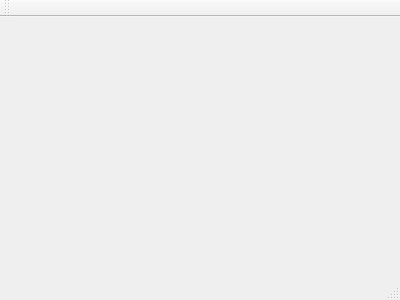
youthdou/NFC, file code/NFC/mainprocess.ui: the form before one commit.
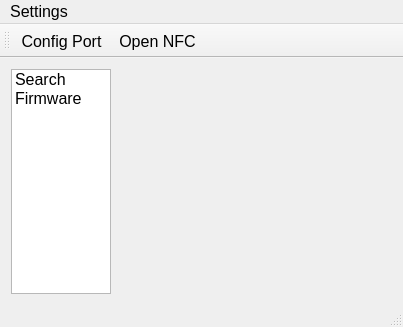
The form after the commit.

Patch:
```diff
--- a/code/NFC/mainprocess.ui
+++ b/code/NFC/mainprocess.ui
@@ -1,24 +1,156 @@
 <ui version="4.0">
  <class>MainProcess</class>
- <widget class="QMainWindow" name="MainProcess" >
-  <property name="geometry" >
+ <widget class="QMainWindow" name="MainProcess">
+  <property name="geometry">
    <rect>
     <x>0</x>
     <y>0</y>
-    <width>400</width>
-    <height>300</height>
+    <width>395</width>
+    <height>327</height>
    </rect>
   </property>
   <property name="windowTitle" >
    <string>MainProcess</string>
   </property>
-  <widget class="QMenuBar" name="menuBar" />
-  <widget class="QToolBar" name="mainToolBar" />
-  <widget class="QWidget" name="centralWidget" />
-  <widget class="QStatusBar" name="statusBar" />
+  <widget class="QWidget" name="centralWidget">
+   <layout class="QGridLayout" name="gridLayout">
+    <item row="1" column="0">
+     <widget class="QListWidget" name="cmdListView">
+      <property name="sizePolicy">
+       <sizepolicy hsizetype="Preferred" vsizetype="Preferred">
+        <horstretch>0</horstretch>
+        <verstretch>0</verstretch>
+       </sizepolicy>
+      </property>
+      <property name="minimumSize">
+       <size>
+        <width>100</width>
+        <height>0</height>
+       </size>
+      </property>
+      <property name="maximumSize">
+       <size>
+        <width>120</width>
+        <height>16777215</height>
+       </size>
+      </property>
+      <property name="font">
+       <font>
+        <pointsize>12</pointsize>
+       </font>
+      </property>
+      <item>
+       <property name="text">
+        <string>Search</string>
+       </property>
+       <property name="font">
+        <font>
+         <pointsize>12</pointsize>
+        </font>
+       </property>
+      </item>
+      <item>
+       <property name="text">
+        <string>Firmware</string>
+       </property>
+       <property name="font">
+        <font>
+         <pointsize>12</pointsize>
+        </font>
+       </property>
+      </item>
+     </widget>
+    </item>
+    <item row="1" column="1">
+     <widget class="QStackedWidget" name="cmdDetailView">
+      <property name="sizePolicy">
+       <sizepolicy hsizetype="Expanding" vsizetype="Expanding">
+        <horstretch>0</horstretch>
+        <verstretch>0</verstretch>
+       </sizepolicy>
+      </property>
+      <property name="minimumSize">
+       <size>
+        <width>275</width>
+        <height>0</height>
+       </size>
+      </property>
+      <property name="currentIndex">
+       <number>-1</number>
+      </property>
+     </widget>
+    </item>
+   </layout>
+  </widget>
+  <widget class="QMenuBar" name="menuBar">
+   <property name="geometry">
+    <rect>
+     <x>0</x>
+     <y>0</y>
+     <width>395</width>
+     <height>27</height>
+    </rect>
+   </property>
+   <property name="font">
+    <font>
+     <pointsize>12</pointsize>
+    </font>
+   </property>
+   <widget class="QMenu" name="menu">
+    <property name="font">
+     <font>
+      <pointsize>12</pointsize>
+     </font>
+    </property>
+    <property name="title">
+     <string>Settings</string>
+    </property>
+    <addaction name="portConfigAction"/>
+    <addaction name="openNFCAction"/>
+   </widget>
+   <addaction name="menu"/>
+  </widget>
+  <widget class="QToolBar" name="mainToolBar">
+   <property name="font">
+    <font>
+     <pointsize>12</pointsize>
+    </font>
+   </property>
+   <property name="windowTitle">
+    <string>Setting</string>
+   </property>
+   <attribute name="toolBarArea">
+    <enum>TopToolBarArea</enum>
+   </attribute>
+   <attribute name="toolBarBreak">
+    <bool>false</bool>
+   </attribute>
+   <addaction name="portConfigAction"/>
+   <addaction name="openNFCAction"/>
+  </widget>
+  <widget class="QStatusBar" name="statusBar"/>
+  <action name="portConfigAction">
+   <property name="text">
+    <string>Config Port</string>
+   </property>
+   <property name="font">
+    <font>
+     <pointsize>12</pointsize>
+    </font>
+   </property>
+  </action>
+  <action name="openNFCAction">
+   <property name="text">
+    <string>Open NFC</string>
+   </property>
+   <property name="font">
+    <font>
+     <pointsize>12</pointsize>
+    </font>
+   </property>
+  </action>
  </widget>
- <layoutDefault spacing="6" margin="11" />
- <pixmapfunction></pixmapfunction>
+ <layoutdefault spacing="6" margin="11"/>
  <resources/>
  <connections/>
 </ui>
```
Left out of the diff: 3 changed lines with no effect on the pictures.
